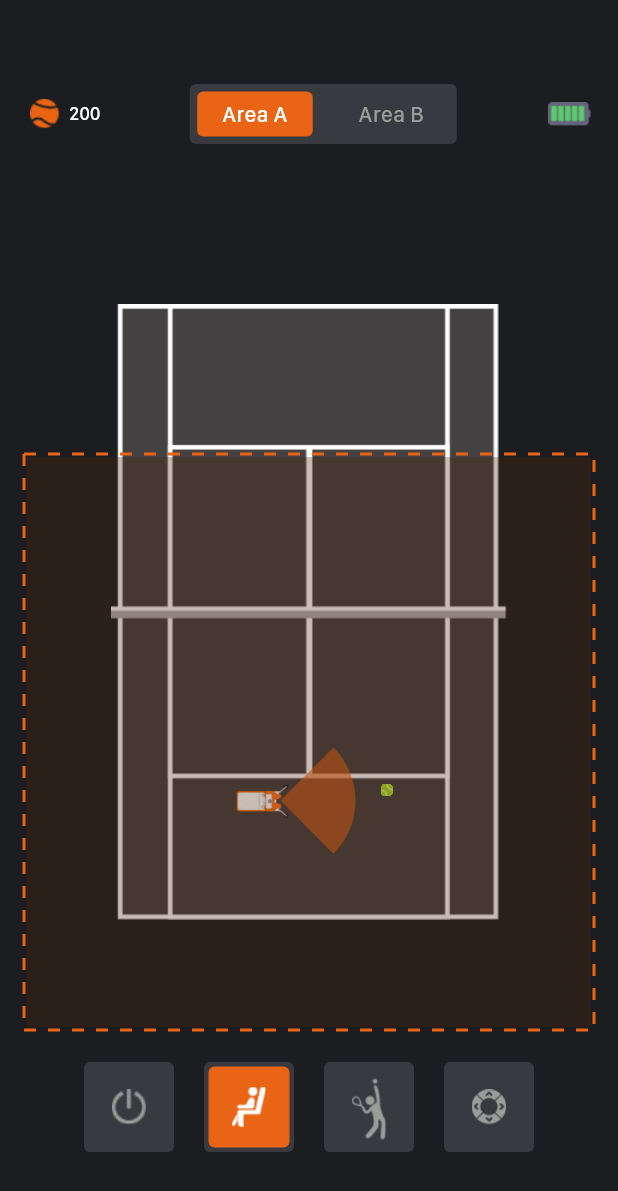
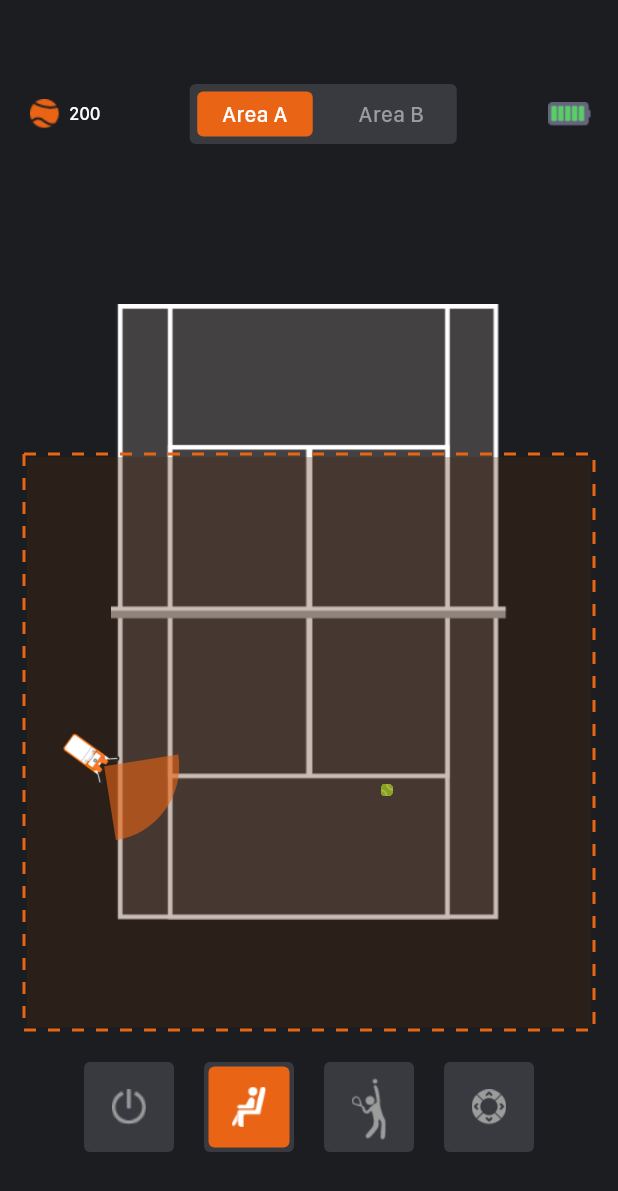
Before and after one commit to TengTeNJ/tennisRobot, a Flutter app: the TrainModeController screen opened by its route, item 2 of the bottom bar chosen, on a phone screen of 412 x 824 dp. Shown: the top 1191 px of the screen. Run offline on Flutter 3.47's test engine with Material 3 defaults, Android fonts, the phone set to English and light mode, and no system bars; drawn by our look-alikes of dotted_border; our stand-ins replace convex_bottom_bar, syncfusion_flutter_charts; missing offline and left inert: dart:ffi.

Commit message:
机器人坐标

```diff
--- a/robot/lib/trainmode/train_mode_total_view.dart
+++ b/robot/lib/trainmode/train_mode_total_view.dart
@@ -2,8 +2,9 @@ import 'package:flutter/material.dart';
 import 'package:dotted_border/dotted_border.dart';
 import 'package:tennis_robot/constant/constants.dart';
 import 'package:tennis_robot/trainmode/robot_camera_rotate_view.dart';
+import 'package:tennis_robot/trainmode/robot_rotate_view.dart';
 
-/// 休息模式下机器人
+/// 休息模式下 机器人軌跡view
 class TrainModeTotalView extends StatefulWidget {
   const TrainModeTotalView({super.key});
 
@@ -12,6 +13,10 @@ class TrainModeTotalView extends StatefulWidget {
 }
 
 class _TrainModeTotalViewState extends State<TrainModeTotalView> {
+  double _turns = 0.1;
+  double _leftMargin = 10;
+  double _topMargin = 181;
+
   Widget get rectBorderWidget {
     return DottedBorder(
       dashPattern: [8, 8],
@@ -38,21 +43,36 @@ class _TrainModeTotalViewState extends State<TrainModeTotalView> {
     );
   }
 
-
   @override
   Widget build(BuildContext context) {
     return Stack(
       children: [
+        for(int i = 0; i < 200 ; i ++)
+          getRandomTenniss,
+          rectBorderWidget,
+        ElevatedButton(
+          style: ElevatedButton.styleFrom(
+              backgroundColor: Colors.transparent,
+              foregroundColor: Colors.transparent,
+              shadowColor: Colors.transparent),
+         child: const Text("right"),
+          onPressed: () {
+            setState(() {
+              _leftMargin += 1;
+              _topMargin += 1;
+              // _turns -= 0.02;
+            });
+          },
+        ),
         Positioned(
-            left: 135,
-            top: 181,
-            child: Container(
+            left: _leftMargin,
+            top: _topMargin,
+            child: RobotRotateView(
+              turns: _turns,
+              duration: 1000,
               child: RobotCameraRotateView(),
             )
         ),
-        for(int i = 0; i < 100 ; i ++)
-          getRandomTenniss,
-          rectBorderWidget,
       ],
     );
   }
```
